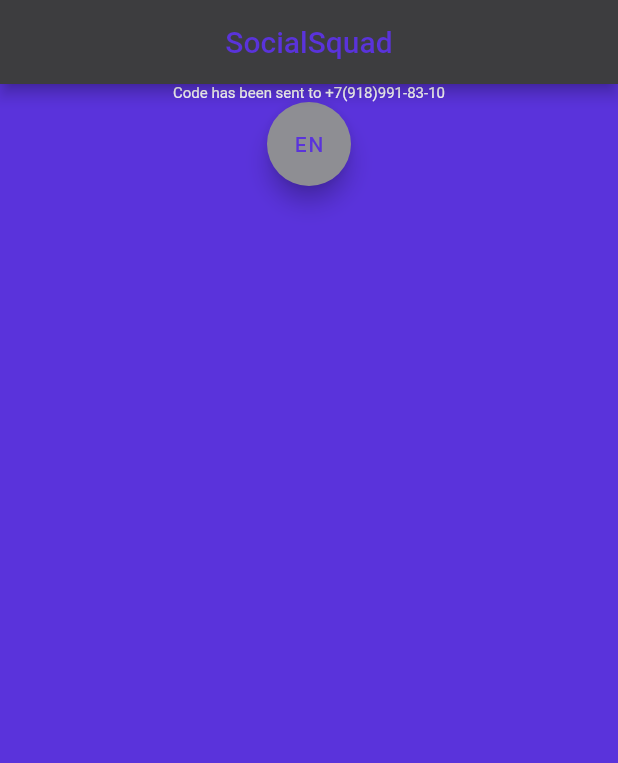
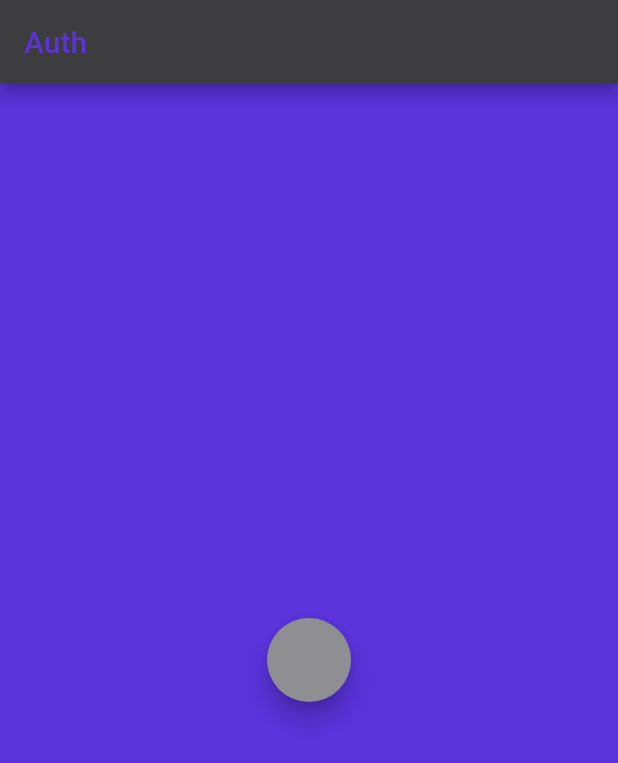
Before and after one commit to oganesik/SocialSquad, a Flutter app: the screen it shows after launch, on a phone screen of 412 x 824 dp. Shown: the top 763 px of the screen. Run offline on Flutter 3.47's test engine with Material 2 defaults, Android fonts, the phone set to English and light mode, and no system bars; our stand-ins replace flutter_native_splash, flutter_riverpod, go_router; generated files the repository leaves out were written again.

Commit message:
Added routing

```diff
--- /dev/null
+++ b/lib/core/router/router.dart
@@ -0,0 +1,24 @@
+// ignore: depend_on_referenced_packages
+import 'package:go_router/go_router.dart';
+import 'package:socialsquad/core/router/routes.dart';
+import 'package:socialsquad/core/router/screens.dart';
+
+class AppRouter {
+  static final router = GoRouter(debugLogDiagnostics: true, routes: [
+    GoRoute(
+      path: '/',
+      name: AppRoutes.splash.name,
+      builder: (context, state) => const SplashScreenScreen(),
+    ),
+    GoRoute(
+      path: '/${AppRoutes.auth.name}',
+      name: AppRoutes.auth.name,
+      builder: (context, state) => const AuthScreen(),
+    ),
+    GoRoute(
+      path: '/${AppRoutes.test.name}',
+      name: AppRoutes.test.name,
+      builder: (context, state) => const StartScreen(),
+    ),
+  ]);
+}
--- /dev/null
+++ b/lib/core/router/routes.dart
@@ -0,0 +1,9 @@
+enum AppRoutes {
+  splash('splash'),
+  auth('auth'),
+  test('test');
+
+  final String routeName;
+
+  const AppRoutes(this.routeName);
+}
--- /dev/null
+++ b/lib/core/router/screens.dart
@@ -0,0 +1,5 @@
+export 'package:socialsquad/core/router/screens.dart';
+
+export 'package:socialsquad/features/auth/ui/authScreen.dart';
+export 'package:socialsquad/test.dart';
+export 'package:socialsquad/splash.dart';
--- /dev/null
+++ b/lib/features/auth/ui/authScreen.dart
@@ -0,0 +1,26 @@
+import 'package:flutter/material.dart';
+import 'package:flutter_riverpod/flutter_riverpod.dart';
+import 'package:go_router/go_router.dart';
+
+class AuthScreen extends ConsumerStatefulWidget {
+  const AuthScreen({super.key});
+
+  @override
+  ConsumerState<ConsumerStatefulWidget> createState() => _AuthScreenState();
+}
+
+class _AuthScreenState extends ConsumerState<AuthScreen> {
+  @override
+  Widget build(BuildContext context) {
+    return Scaffold(
+      appBar: AppBar(
+        title: Text("Auth"),
+      ),
+      body: Center(
+        child: FloatingActionButton(onPressed: () {
+          context.go('/test');
+        }),
+      ),
+    );
+  }
+}
--- a/lib/main.dart
+++ b/lib/main.dart
@@ -7,10 +7,12 @@
 import 'package:flutter_gen/gen_l10n/app_localizations.dart';
 import 'package:socialsquad/core/domain/providers/app_locator.dart';
 import 'package:socialsquad/core/domain/providers/service_locator.dart';
+import 'package:socialsquad/core/router/router.dart';
 import 'package:socialsquad/core/theme/theme.dart';
 
-final ServiceLocator serviceLocator = AppLocator();
+late final ServiceLocator serviceLocator;
 void main() {
+  serviceLocator = AppLocator();
   serviceLocator.init();
   runApp(
     const ProviderScope(
@@ -25,7 +27,7 @@
   @override
   Widget build(BuildContext context, WidgetRef ref) {
     final state = ref.watch(serviceLocator.settingsProvider);
-    return MaterialApp(
+    return MaterialApp.router(
       locale: state.locale,
       title: 'Flutter Demo',
       localizationsDelegates: const [
@@ -36,49 +38,49 @@
       ],
       supportedLocales: AllLocale.all,
       theme: state.theme,
-      home: const Start(),
+      routerConfig: AppRouter.router,
     );
   }
 }
 
-class Start extends ConsumerStatefulWidget {
-  const Start({Key? key}) : super(key: key);
+// class StartScreen extends ConsumerStatefulWidget {
+//   const StartScreen({super.key});
 
-  @override
-  ConsumerState<Start> createState() => _StartState();
-}
+//   @override
+//   ConsumerState<ConsumerStatefulWidget> createState() => _StartScreenState();
+// }
 
-class _StartState extends ConsumerState<Start> {
-  @override
-  Widget build(BuildContext context) {
-    final l10n = AppLocalizations.of(context);
-    final settingsProvider = ref.watch(serviceLocator.settingsProvider);
-    return Scaffold(
-      appBar: AppBar(
-        centerTitle: true,
-        title: Text(l10n.appName),
-      ),
-      body: Column(
-        children: [
-          Text(
-            l10n.codeSendOnPhoneNumber("+7(918)991-83-10"),
-            style: Const.fontSize10,
-          ),
-          Row(
-            mainAxisAlignment: MainAxisAlignment.center,
-            children: [
-              FloatingActionButton(
-                child: Text(l10n.l10n),
-                onPressed: () {
-                  ref
-                      .read(serviceLocator.settingsProvider.notifier)
-                      .changeLocale(settingsProvider.locale);
-                },
-              ),
-            ],
-          )
-        ],
-      ),
-    );
-  }
-}
+// class _StartScreenState extends ConsumerState<StartScreen> {
+//   @override
+//   Widget build(BuildContext context) {
+//     final l10n = AppLocalizations.of(context);
+//     final settingsProvider = ref.watch(serviceLocator.settingsProvider);
+//     return Scaffold(
+//       appBar: AppBar(
+//         centerTitle: true,
+//         title: Text(l10n.appName),
+//       ),
+//       body: Column(
+//         children: [
+//           Text(
+//             l10n.codeSendOnPhoneNumber("+7(918)991-83-10"),
+//             style: Const.fontSize10,
+//           ),
+//           Row(
+//             mainAxisAlignment: MainAxisAlignment.center,
+//             children: [
+//               FloatingActionButton(
+//                 child: Text(l10n.l10n),
+//                 onPressed: () {
+//                   ref
+//                       .read(serviceLocator.settingsProvider.notifier)
+//                       .changeLocale(settingsProvider.locale);
+//                 },
+//               ),
+//             ],
+//           )
+//         ],
+//       ),
+//     );
+//   }
+// }
--- a/pubspec.yaml
+++ b/pubspec.yaml
@@ -35,6 +35,7 @@
   # The following adds the Cupertino Icons font to your application.
   # Use with the CupertinoIcons class for iOS style icons.
   cupertino_icons: ^1.0.2
+  flutter_native_splash: ^2.3.0
 
 dev_dependencies:
   flutter_test:
@@ -50,6 +51,8 @@
   flutter_lints: ^2.0.0
   intl: ^0.18.0
   flutter_riverpod: ^2.3.6
+  go_router: ^7.0.2
+  url_strategy: ^0.2.0
 
 # For information on the generic Dart part of this file, see the
 # following page: https://dart.dev/tools/pub/pubspec
```
Also changed, not shown: lib/busines.dart (added, +10 -0 lines), lib/splash.dart (added, +42 -0 lines), lib/test.dart (added, +51 -0 lines), pubspec.lock.
